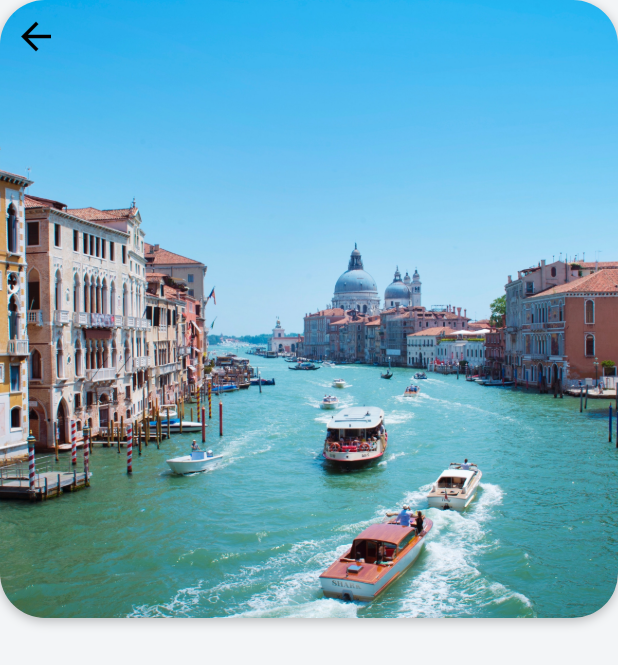
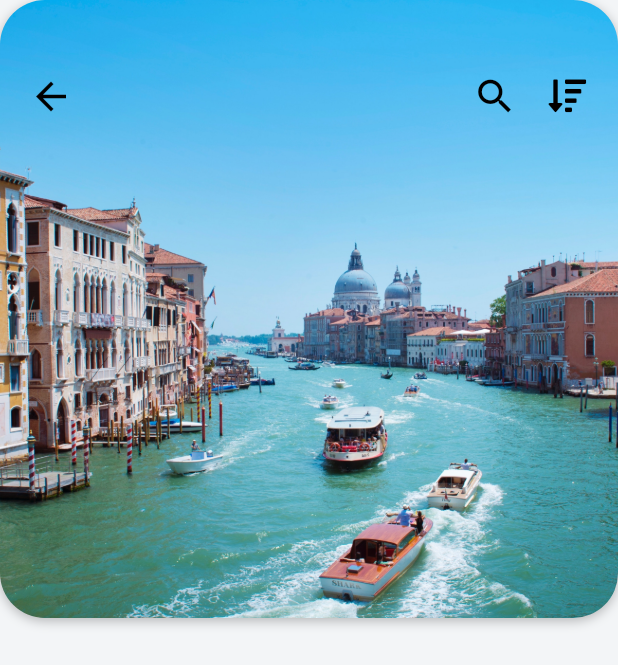
Before and after one commit to JBW7/flutter-apps, a Flutter app: the screen it shows after launch, after a tap on an icon or button, on a phone screen of 412 x 824 dp. Shown: the top 665 px of the screen. Run offline on Flutter 3.47's test engine with Material 2 defaults, Android fonts, the phone set to English and light mode, and no system bars; our stand-ins replace flutter_spinkit, font_awesome_flutter, math_expressions; missing offline and left inert: lipsum; network calls fail.

Commit message:
added back, search, sortdown buttons

```diff
--- a/travel_app/lib/screens/destination_screen.dart
+++ b/travel_app/lib/screens/destination_screen.dart
@@ -1,4 +1,5 @@
 import 'package:flutter/material.dart';
+import 'package:font_awesome_flutter/font_awesome_flutter.dart';
 import 'package:travel_app/models/destination_model.dart';
 
 class DestinationScreen extends StatefulWidget {
@@ -39,7 +40,10 @@ class _DestinationScreenState extends State<DestinationScreen> {
                   ),
                 ),
               ),
-              Row( // buttons ontop of image
+              Padding(
+                padding: EdgeInsets.symmetric(horizontal: 10.0, vertical: 40.0),
+                child: Row( // buttons ontop of image
+                  mainAxisAlignment: MainAxisAlignment.spaceBetween, // push buttons to each side
                   children: <Widget>[
                     IconButton(
                       icon: Icon(Icons.arrow_back), // back arrow button
@@ -49,7 +53,28 @@ class _DestinationScreenState extends State<DestinationScreen> {
                         Navigator.pop(context);
                       },
                     ),
+                    Row(
+                      children: <Widget>[
+                        IconButton(
+                          icon: Icon(Icons.search), // search button
+                          iconSize: 30.0,
+                          color: Colors.black,
+                          onPressed: () {
+                            Navigator.pop(context);
+                          },
+                        ),
+                        IconButton(
+                          icon: Icon(FontAwesomeIcons.sortAmountDown), // sort amount down icon
+                          iconSize: 25.0,
+                          color: Colors.black,
+                          onPressed: () {
+                            Navigator.pop(context);
+                          },
+                        ),
                       ],
+                    ),
+                  ],
+                ),
               )
             ],
           )
```
Lines whose indentation alone changed are shown as unchanged.
